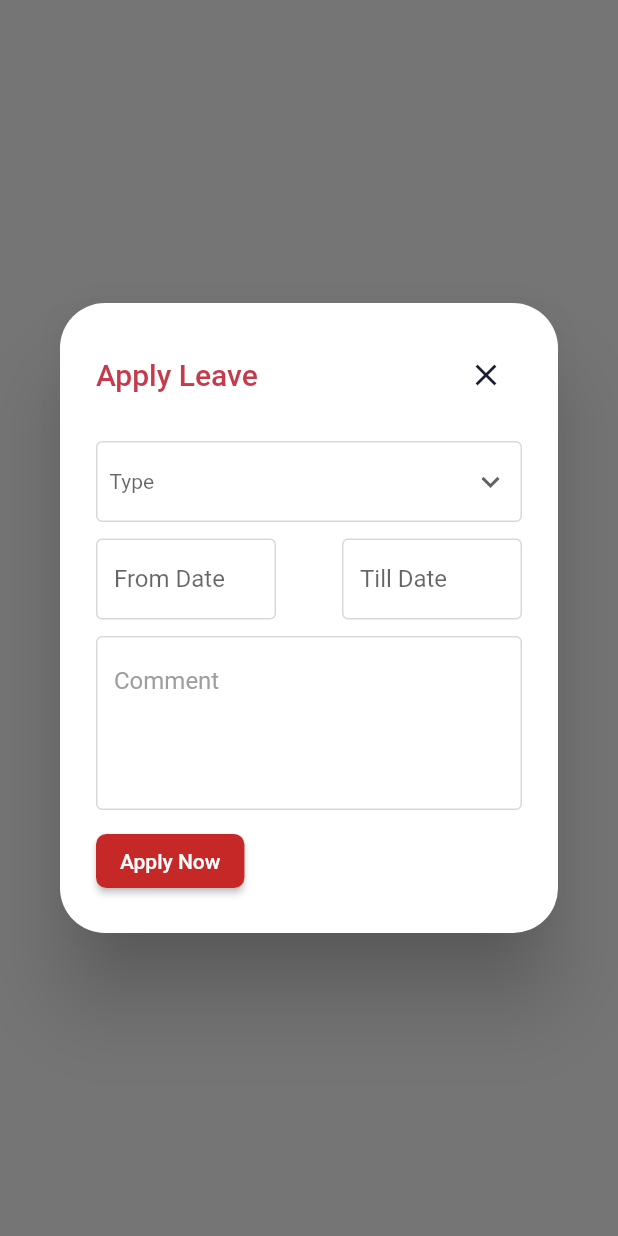
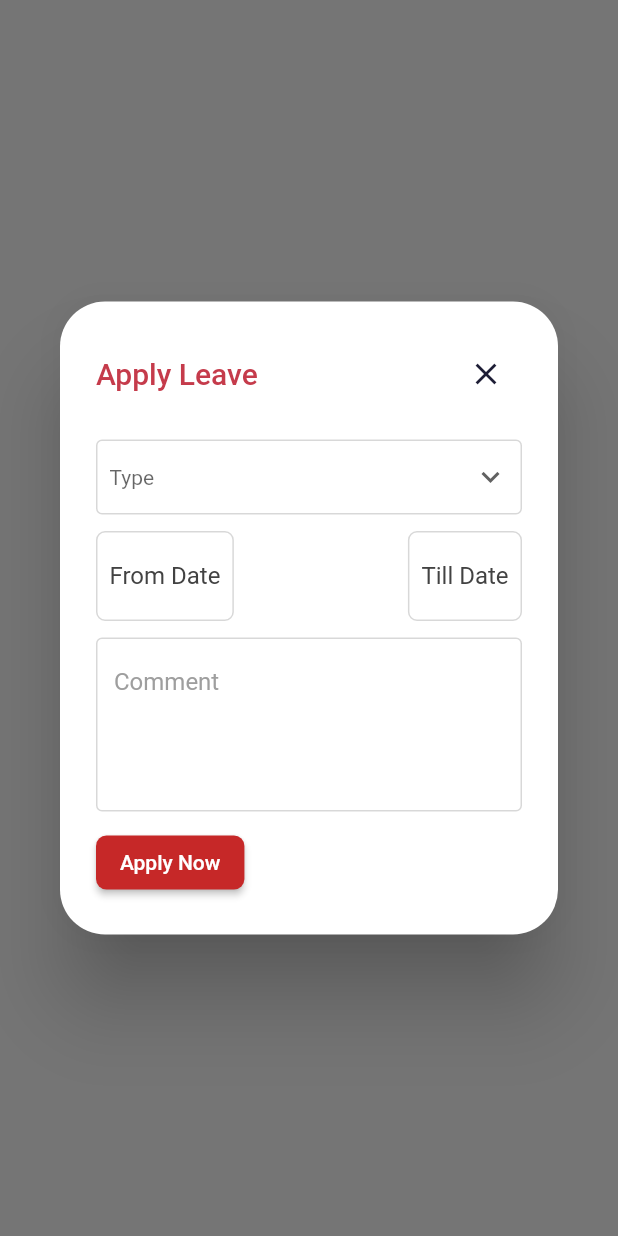
Before and after one commit to alche2014/hr_employee_flutter, a Flutter app: what applyLeave() shows on an empty page, opened directly, on a phone screen of 412 x 824 dp. Run offline on Flutter 3.47's test engine with Material 2 defaults, Android fonts, the phone set to English and light mode, and no system bars; our stand-ins replace file_picker, google_fonts, image_picker, mask_text_input_formatter, percent_indicator, shared_preferences and 1 more; accounts and stored records are empty; Roboto replaces fonts that are missing (Sofia); project files that could hold a hidden picture were left out.

Commit message:
SOF-201 #comment showdialog changes added #QA

```diff
--- a/lib/mainApp/forms/form_1.dart
+++ b/lib/mainApp/forms/form_1.dart
@@ -1,4 +1,4 @@
-// ignore_for_file: prefer_const_declarations, duplicate_ignore, prefer_typing_uninitialized_variables, prefer_const_constructors
+// ignore_for_file: prefer_const_declarations, duplicate_ignore, prefer_typing_uninitialized_variables, prefer_const_constructors, unnecessary_new, prefer_final_fields
 
 import 'package:flutter/material.dart';
 import 'package:hr_app/mainApp/bottom_navigation/bottom_nav_bar.dart';
@@ -66,7 +66,7 @@ class _FormOneState extends State<FormOne> {
               const SizedBox(height: 15),
               //-------------------------------------------------//
               TextFormField(
-                                controller: _controller2,
+                controller: _controller2,
                 textInputAction: TextInputAction.next,
                 decoration: MyInputStyle('Father Name'),
                 autovalidateMode: AutovalidateMode.onUserInteraction,
@@ -108,7 +108,7 @@ class _FormOneState extends State<FormOne> {
               const SizedBox(height: 15),
               //-------------------------------------------------//
               TextFormField(
-                                controller: _controller4,
+                controller: _controller4,
                 textInputAction: TextInputAction.next,
                 decoration: MyInputStyle('Phone'),
                 keyboardType: TextInputType.number,
--- a/lib/mainApp/leave_management/utility/showDialog.dart
+++ b/lib/mainApp/leave_management/utility/showDialog.dart
@@ -1,9 +1,12 @@
-// ignore_for_file: prefer_const_literals_to_create_immutables, unnecessary_string_interpolations, file_names, prefer_const_constructors, sized_box_for_whitespace, must_be_immutable, duplicate_ignore
+// ignore_for_file: prefer_const_literals_to_create_immutables, unnecessary_string_interpolations, file_names, prefer_const_constructors, sized_box_for_whitespace, must_be_immutable, duplicate_ignore, prefer_typing_uninitialized_variables
 
 import 'dart:ui';
 
 import 'package:flutter/material.dart';
 import 'package:hr_app/colors.dart';
+
+DateTime? _fromDate;
+DateTime? _tillDate;
 
 Future<dynamic> applyLeave(BuildContext context) {
   return showDialog(
@@ -16,7 +19,10 @@ Future<dynamic> applyLeave(BuildContext context) {
       title: Row(
         mainAxisAlignment: MainAxisAlignment.spaceBetween,
         children: [
-          Text('Apply Leave', style: TextStyle(color: kPrimaryRed),),
+          Text(
+            'Apply Leave',
+            style: TextStyle(color: kPrimaryRed),
+          ),
           IconButton(
               onPressed: () {
                 Navigator.of(context).pop();
@@ -33,60 +39,16 @@ Future<dynamic> applyLeave(BuildContext context) {
               _TypeDropMenu('Type'),
               Padding(
                 padding: const EdgeInsets.symmetric(vertical: 11),
-                child: Row(mainAxisAlignment: MainAxisAlignment.spaceBetween, children: [
+                child: Row(
+                    mainAxisAlignment: MainAxisAlignment.spaceBetween,
+                    children: [
                       Align(
                         alignment: Alignment.centerLeft,
-                    child: SizedBox(
-                      width: 120,
-                      height: 54,
-                      child: TextFormField(
-                        // obscureText: true,
-                        keyboardType: TextInputType.number,
-                        decoration: InputDecoration(
-                          hintText: " From Date",
-                          labelText: "From Date",
-                          border: OutlineInputBorder(
-                            borderRadius: BorderRadius.circular(4),
-                            borderSide: const BorderSide(
-                              color: Colors.transparent,
-                            ),
-                          ),
-                          enabledBorder: OutlineInputBorder(
-                            borderRadius: BorderRadius.circular(4),
-                            borderSide: BorderSide(
-                              color: Colors.grey.withOpacity(0.4),
-                            ),
-                          ),
-                        ),
-                      ),
-                    ),
+                        child: FromDate(),
                       ),
                       Align(
                         alignment: Alignment.centerLeft,
-                    child: SizedBox(
-                      width: 120,
-                      height: 54,
-                      child: TextFormField(
-                        // obscureText: true,
-                        keyboardType: TextInputType.number,
-                        decoration: InputDecoration(
-                          hintText: " Till Date",
-                          labelText: "Till Date",
-                          border: OutlineInputBorder(
-                            borderRadius: BorderRadius.circular(4),
-                            borderSide: const BorderSide(
-                              color: Colors.transparent,
-                            ),
-                          ),
-                          enabledBorder: OutlineInputBorder(
-                            borderRadius: BorderRadius.circular(4),
-                            borderSide: BorderSide(
-                              color: Colors.grey.withOpacity(0.4),
-                            ),
-                          ),
-                        ),
-                      ),
-                    ),
+                        child: TillDate(),
                       ),
                       // Align(
                       //     alignment: Alignment.centerRight,
@@ -140,8 +102,8 @@ Future<dynamic> applyLeave(BuildContext context) {
                           children: [
                             SizedBox(
                                 height: 200,
-                                child: Image.asset(
-                                    'assets/custom/truecheck.png')),
+                                child:
+                                    Image.asset('assets/custom/truecheck.png')),
                             SizedBox(
                               height: 50,
                             ),
@@ -170,6 +132,108 @@ Future<dynamic> applyLeave(BuildContext context) {
 }
 
 //===========================================================================//
+
+class FromDate extends StatefulWidget {
+  FromDate({Key? key}) : super(key: key);
+
+  @override
+  _FromDateState createState() => _FromDateState();
+}
+
+class _FromDateState extends State<FromDate> {
+  @override
+  Widget build(BuildContext context) {
+    return Container(
+      height: 60,
+      padding: const EdgeInsets.all(8),
+      decoration: BoxDecoration(
+          borderRadius: BorderRadius.circular(6),
+          border: Border.all(color: Colors.grey.withOpacity(0.4), width: 1)),
+      child: Row(
+        mainAxisAlignment: MainAxisAlignment.spaceBetween,
+        children: [
+          GestureDetector(
+            onTap: () {
+              showDatePicker(
+                      context: context,
+                      initialDate: DateTime.now(),
+                      firstDate: DateTime.now(),
+                      lastDate: DateTime(2022))
+                  .then((value) {
+                setState(() {
+                  _fromDate = value;
+                  print(_fromDate);
+                });
+              });
+            },
+            child: Text(
+              _fromDate == null
+                  ? 'From Date'
+                  : '${_fromDate!.day}/${_fromDate!.month}/${_fromDate!.year}'
+                      .toString(),
+              style: TextStyle(color: Colors.grey[800]),
+            ),
+          ),
+        ],
+      ),
+    );
+  }
+}
+
+//---------------------------------------------------------------//
+class TillDate extends StatefulWidget {
+  const TillDate({Key? key}) : super(key: key);
+
+  @override
+  _TillDateState createState() => _TillDateState();
+}
+
+class _TillDateState extends State<TillDate> {
+  @override
+  Widget build(BuildContext context) {
+    return Container(
+      height: 60,
+      padding: const EdgeInsets.all(8),
+      decoration: BoxDecoration(
+          borderRadius: BorderRadius.circular(6),
+          border: Border.all(color: Colors.grey.withOpacity(0.4), width: 1)),
+      child: Row(
+        mainAxisAlignment: MainAxisAlignment.spaceBetween,
+        children: [
+          GestureDetector(
+            onTap: () {
+              if (_fromDate != null) {
+                showDatePicker(
+                        context: context,
+                        initialDate: DateTime(_fromDate!.year.toInt(),
+                            _fromDate!.month.toInt(), _fromDate!.day.toInt()),
+                        firstDate: DateTime(_fromDate!.year.toInt(),
+                            _fromDate!.month.toInt(), _fromDate!.day.toInt()),
+                        lastDate: DateTime(2022))
+                    .then((value) {
+                  setState(() {
+                    _tillDate = value;
+                    print(_tillDate);
+                  });
+                });
+              }
+            },
+            child: Text(
+              _tillDate == null
+                  ? 'Till Date'
+                  : '${_tillDate!.day}/${_tillDate!.month}/${_tillDate!.year}'
+                      .toString(),
+              style: TextStyle(color: Colors.grey[800]),
+            ),
+          ),
+        ],
+      ),
+    );
+  }
+}
+
+//----------------------------------------------------------------//
+
 // ignore: must_be_immutable
 class _TypeDropMenu extends StatefulWidget {
   String hintTxt;
@@ -192,7 +256,7 @@ class _TypeDropMenuState extends State<_TypeDropMenu> {
   @override
   Widget build(BuildContext context) {
     return Container(
-      height: 54,
+      height: 50,
       decoration: BoxDecoration(
         borderRadius: BorderRadius.circular(4),
         border: Border.all(
--- a/lib/mainApp/my_team/main_myteam.dart
+++ b/lib/mainApp/my_team/main_myteam.dart
@@ -149,10 +149,10 @@ class ProfileCard extends StatelessWidget {
   String? headTitle;
   final VoidCallback? press;
 
-  ProfileCard({
+  ProfileCard({Key? key,
     this.headTitle,
     this.press,
-  });
+  }) : super(key: key);
   @override
   Widget build(BuildContext context) {
     return Padding(
```
Also changed, not shown: lib/mainApp/leave_management/utility/leave_card.dart (+9 -4 lines), 1 other file. Lines whose indentation alone changed are shown as unchanged.
